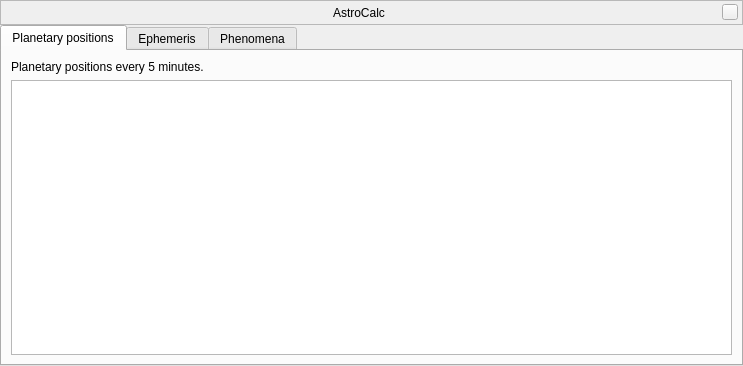
This is src/gui/astroCalcDialog.ui in 519984307/stellarium_src as Qt 5 draws it before an edit. The edited form follows.
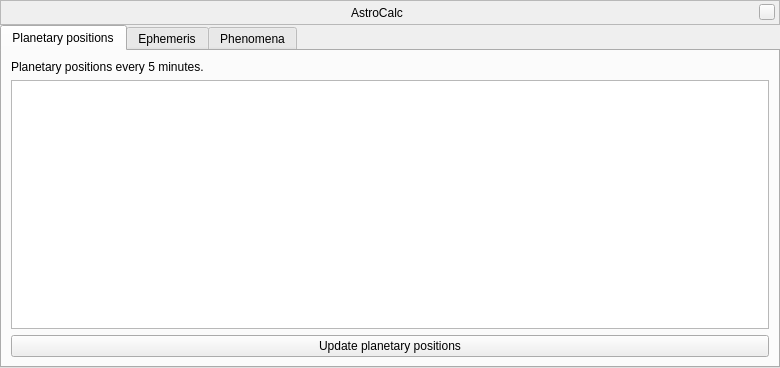
This is the edited form. Custom widgets are drawn as their Qt base class.

Commit message: Updated AstroCalc tool

```diff
--- a/src/gui/astroCalcDialog.ui
+++ b/src/gui/astroCalcDialog.ui
@@ -6,8 +6,8 @@
    <rect>
     <x>0</x>
     <y>0</y>
-    <width>743</width>
-    <height>366</height>
+    <width>780</width>
+    <height>368</height>
    </rect>
   </property>
   <layout class="QGridLayout" name="gridLayout_2">
@@ -88,6 +88,13 @@
          </attribute>
         </widget>
        </item>
+       <item>
+        <widget class="QPushButton" name="planetaryPositionsUpdateButton">
+         <property name="text">
+          <string>Update planetary positions</string>
+         </property>
+        </widget>
+       </item>
       </layout>
      </widget>
      <widget class="QWidget" name="tabEphemeris">
```
The commit also changes 1 other file.
